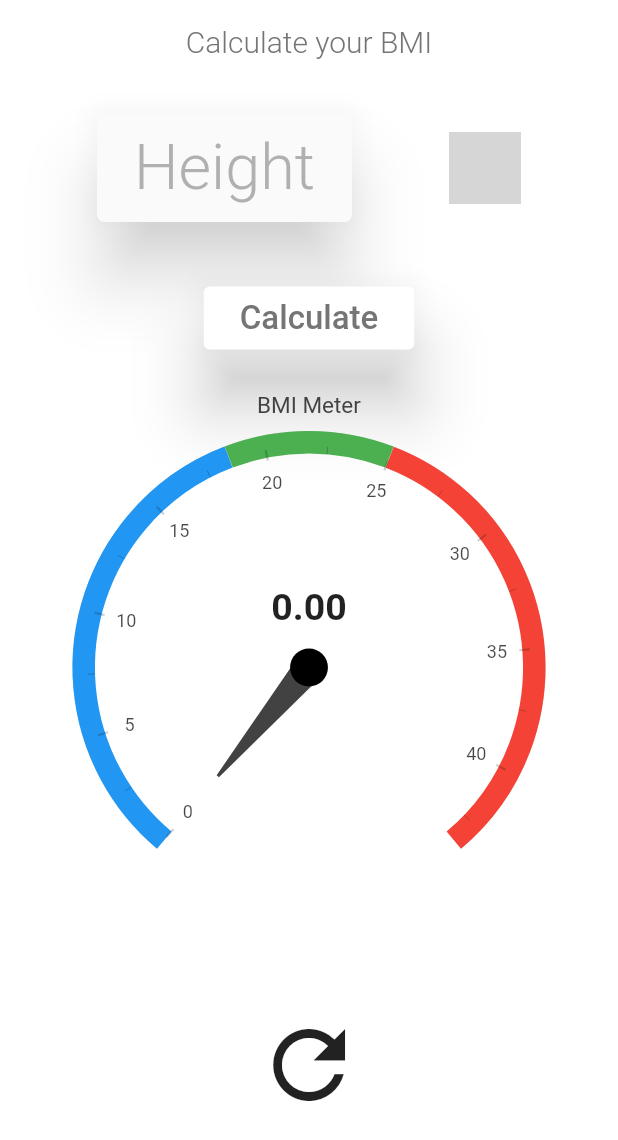
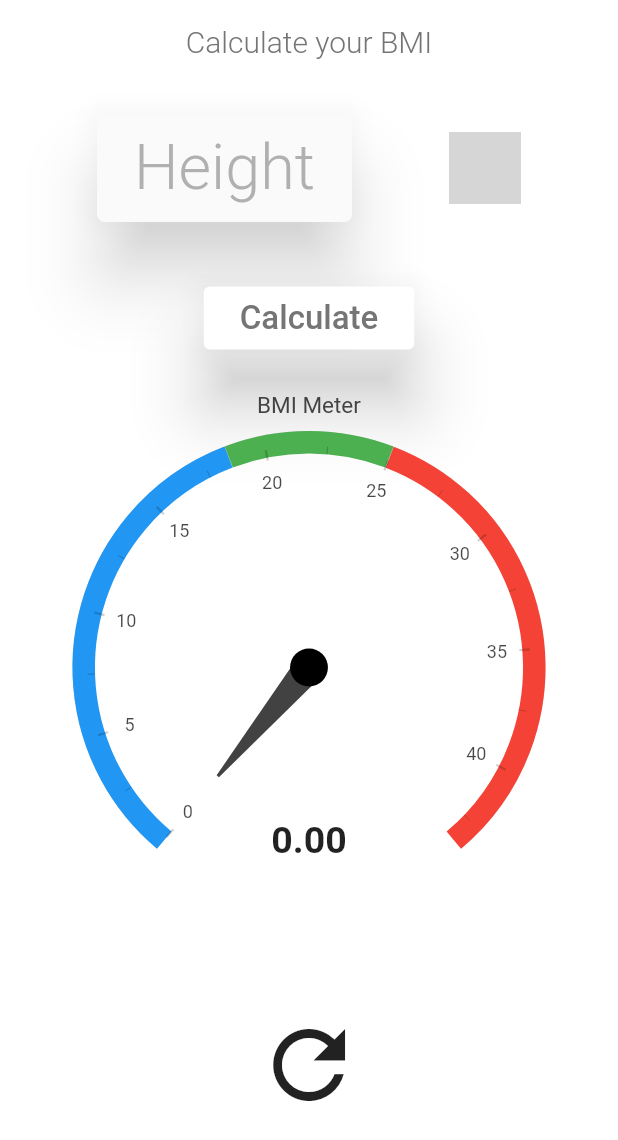
Before and after one commit to WebZoeyBA/BMI-calculator-Zoey, a Flutter app: the screen it shows after launch, on a phone screen of 412 x 824 dp. Shown: the top 1140 px of the screen. Run offline on Flutter 3.47's test engine with Material 2 defaults, Android fonts, the light colour scheme and no system bars; drawn by our look-alikes of syncfusion_flutter_gauges; our stand-ins replace hexcolor; grey boxes are pictures that could not be loaded.

Commit message:
text result shifted to the bottom

```diff
--- a/lib/widgets/Custom_gauge.dart
+++ b/lib/widgets/Custom_gauge.dart
@@ -68,6 +68,7 @@ class CustomGauge extends StatelessWidget {
               GaugeAnnotation(
                 widget: Column(
                   children: [
+                    SizedBox(height: 150.0),
                     Container(
                       child: Text(
                         _bmiResult.toStringAsFixed(2),
@@ -75,7 +76,7 @@ class CustomGauge extends StatelessWidget {
                             fontSize: 25, fontWeight: FontWeight.bold),
                       ),
                     ),
-                    SizedBox(height: 200),
+                    SizedBox(height: 40.0),
                     Container(
                       child: Text(
                         _textResult,
```
